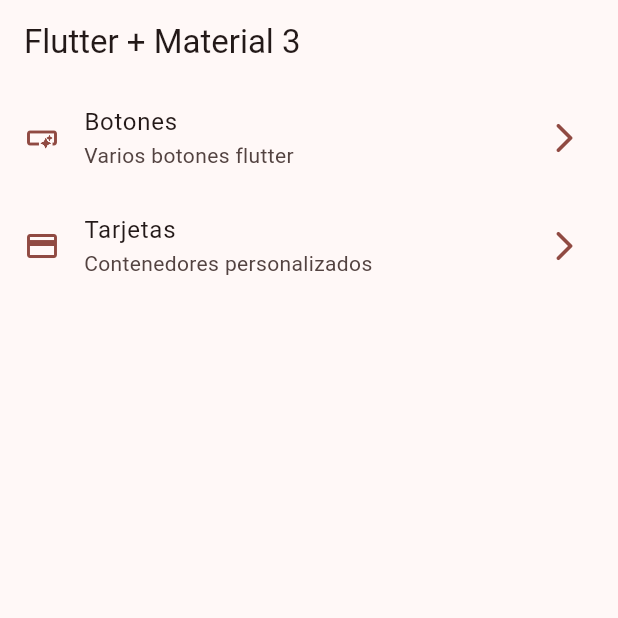
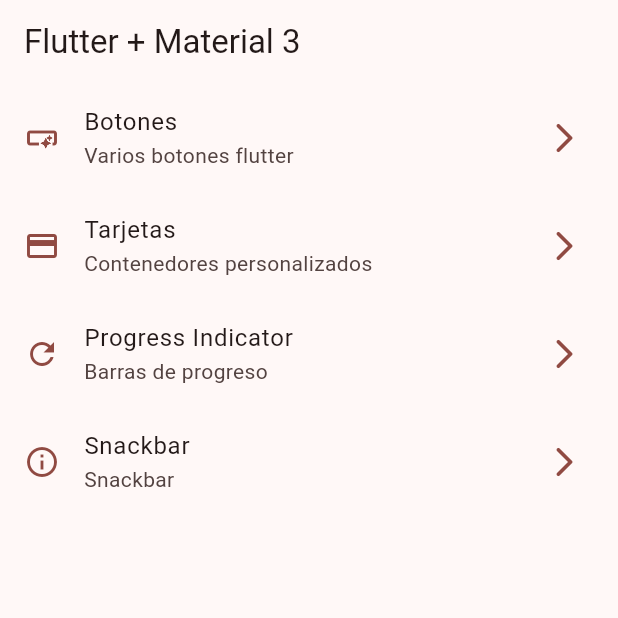
Before and after one commit to MisacAguilar08/flutter_widgets, a Flutter app: the screen it shows after launch, on a phone screen of 412 x 824 dp, the top half of it. Run offline on Flutter 3.47's test engine with Material 3 defaults, Android fonts, the phone set to English and light mode, and no system bars; our stand-ins replace go_router.

Commit message:
progress, snackbar and dialogs

```diff
--- a/lib/config/menu/MenuItem.dart
+++ b/lib/config/menu/MenuItem.dart
@@ -24,5 +24,17 @@
       title: 'Tarjetas',
       subTitle: 'Contenedores personalizados',
       link: '/cards',
-      icon: Icons.credit_card)
+      icon: Icons.credit_card),
+
+  MenuItem(
+      title: 'Progress Indicator',
+      subTitle: 'Barras de progreso',
+      link: '/progress',
+      icon: Icons.refresh_outlined),
+
+  MenuItem(
+      title: 'Snackbar',
+      subTitle: 'Snackbar',
+      link: '/snackbars',
+      icon: Icons.info_outline)
 ];
--- a/lib/config/router/router.dart
+++ b/lib/config/router/router.dart
@@ -20,6 +20,16 @@
             path: '/buttons',
             name: ButtonsScreen.name,
             builder: (context, state) => ButtonsScreen(),
+        ),
+        GoRoute(
+            path: '/progress',
+            name: ProgressScreen.name,
+            builder: (context, state) => ProgressScreen(),
+        ),
+        GoRoute(
+            path: '/snackbars',
+            name: SnackbarScreen.name,
+            builder: (context, state) => SnackbarScreen(),
         )
     ],
 );
```
Also changed, not shown: lib/presentation/screens/progress/progress_screen.dart (+53 -1 lines), lib/presentation/screens/snackbar/snackbar_screen.dart (+49 -2 lines).
